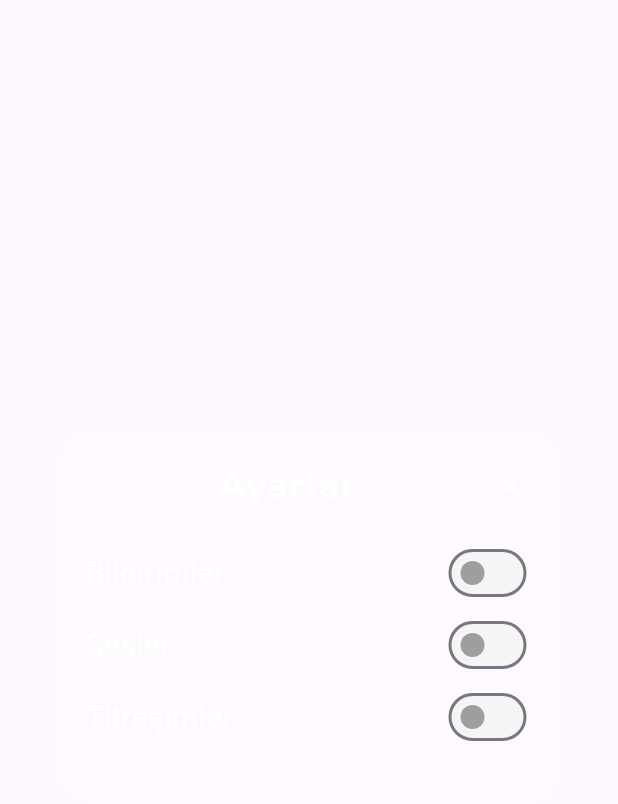
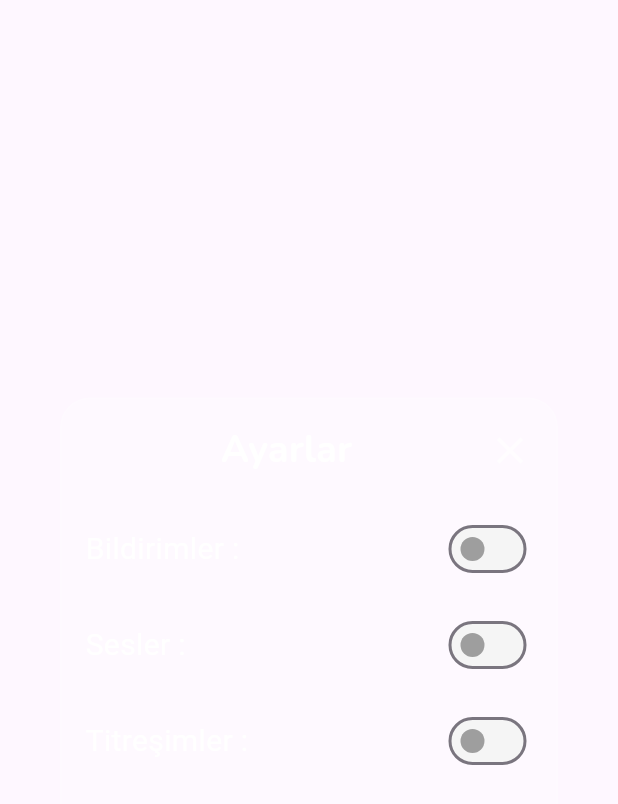
Before and after one commit to bbetulgulec/Connect-Four, a Flutter app: the DialogWidget widget shown alone on an empty page, opened directly, on a phone screen of 412 x 824 dp. Shown: the top 804 px of the screen. Run offline on Flutter 3.47's test engine with Material 3 defaults, Android fonts, the phone set to English and light mode, and no system bars; our stand-ins replace audioplayers, confetti, equatable, flutter_local_notifications, hive, hive_flutter and 2 more; missing offline and left inert: app_settings, flame; accounts and stored records are empty; project files that could hold a hidden picture were left out.

Commit message:
fix: added hive service

```diff
--- /dev/null
+++ b/lib/app/data/service/hive_service.dart
@@ -0,0 +1,57 @@
+import 'package:hive_flutter/hive_flutter.dart';
+
+class HiveService {
+  static const String _boxName = 'game_data';
+
+  static Future<void> init() async {
+    await Hive.initFlutter();
+    // Kutuyu açmayı unutma!
+    await Hive.openBox(_boxName);
+  }
+
+  // Aktif Oyunu Kaydet
+  static Future<void> saveActiveGame(Map<String, dynamic> data) async {
+    var box = Hive.box(_boxName);
+    await box.put('current_game', data);
+  }
+
+  // Genel Veri Kaydet
+  static Future<void> saveData(String key, dynamic data) async {
+    var box = Hive.box(_boxName);
+    await box.put(key, data);
+  }
+
+  // Veri Oku
+  static Map<String, dynamic>? getData(String key) {
+    var box = Hive.box(_boxName);
+    final data = box.get(key);
+    if (data != null) {
+      return Map<String, dynamic>.from(data);
+    }
+    return null;
+  }
+
+  // Sil
+  static Future<void> deleteData(String key) async {
+    var box = Hive.box(_boxName);
+    await box.delete(key);
+  }
+
+  static Map<String, dynamic> getProgress() {
+    final data = getData('game_progress');
+    if (data != null) return data;
+
+    // Eğer henüz kayıt yoksa varsayılan değerler
+    return {'highScore': 0, 'lastScore': 0, 'coins': 0};
+  }
+
+  // Progress kaydetmek için yardımcı metod
+  static Future<void> saveProgress(Map<String, dynamic> data) async {
+    await saveData('game_progress', data);
+  }
+
+  // Aktif oyunu silmek için (Önceki kodunda deleteData vardı, isim uyumu için ekleyebilirsin)
+  static Future<void> deleteActiveGame() async {
+    await deleteData('current_game');
+  }
+}
--- a/lib/app/presentations/login/widget/dialog_widget.dart
+++ b/lib/app/presentations/login/widget/dialog_widget.dart
@@ -1,10 +1,9 @@
 import 'dart:ui';
-
 import 'package:app_settings/app_settings.dart';
+import 'package:connect_four/app/data/service/hive_service.dart';
 import 'package:connect_four/app/presentations/login/widget/switch_widget.dart';
 import 'package:connect_four/main.dart';
 import 'package:flutter/material.dart';
-import 'package:hive/hive.dart';
 import 'package:vibration/vibration.dart';
 
 class DialogWidget extends StatefulWidget {
@@ -15,42 +14,25 @@ class DialogWidget extends StatefulWidget {
 }
 
 class _DialogWidgetState extends State<DialogWidget> {
-  bool isMuted = false; // switch durumu
-  late Box<bool> voiceBox; // box referansı
+  bool isMuted = false;
   bool isClosedVibration = false;
-  late Box<bool> vibrationBox;
   bool isNotificationEnabled = false;
-  late Box<bool> notification;
 
   @override
   void initState() {
     super.initState();
+    _loadSettings();
+  }
 
-    // Hive box aç
-    Hive.openBox<bool>('voice').then((box) {
-      voiceBox = box;
-
-      // Hive'dan switch durumunu al
-      setState(() {
-        isMuted = voiceBox.get('enabled', defaultValue: false) ?? false;
-      });
-
-      Hive.openBox<bool>('vibration').then((vibBox) {
-        vibrationBox = vibBox;
+  void _loadSettings() {
+    final voiceData = HiveService.getData('voice');
+    final vibrationData = HiveService.getData('vibration');
+    final notificationData = HiveService.getData('notifications');
 
     setState(() {
-          isClosedVibration =
-              vibrationBox.get('enabled', defaultValue: false) ?? false;
-        });
-      });
-      Hive.openBox<bool>('notifications').then((notifBox) {
-        notification = notifBox;
-
-        setState(() {
-          isNotificationEnabled =
-              notification.get('enabled', defaultValue: false) ?? false;
-        });
-      });
+      isMuted = voiceData?['enabled'] ?? false;
+      isClosedVibration = vibrationData?['enabled'] ?? false;
+      isNotificationEnabled = notificationData?['enabled'] ?? false;
     });
   }
 
@@ -72,128 +54,62 @@ class _DialogWidgetState extends State<DialogWidget> {
             child: Column(
               mainAxisSize: MainAxisSize.min,
               children: [
-                // Başlık ve kapatma butonu
-                Row(
-                  children: [
-                    Expanded(
-                      child: Center(
-                        child: Text(
-                          "Ayarlar",
-                          style: TextStyle(
-                            fontFamily: "Nunito",
-                            fontSize: 25,
-                            letterSpacing: 1,
-                            color: Colors.white,
-                          ),
-                        ),
-                      ),
-                    ),
-                    InkWell(
-                      onTap: () => Navigator.of(context).pop(),
-                      child: Icon(Icons.close, color: Colors.white60, size: 30),
-                    ),
-                  ],
-                ),
+                _buildHeader(context),
                 const SizedBox(height: 16),
 
-                // Bildirim Switch
-                Row(
-                  mainAxisAlignment: MainAxisAlignment.start,
-                  children: [
-                    Text(
-                      "Bildirimler :",
-                      style: TextStyle(fontSize: 20, color: Colors.white),
-                    ),
-                    Spacer(),
-                    SwitchWidget(
+                // BİLDİRİM SWITCH
+                _buildSettingRow(
+                  title: "Bildirimler :",
                   value: isNotificationEnabled,
-                      onChanged: (bool value) {
-                        setState(() {
-                          isNotificationEnabled = value;
-                          notification.put('enabled', value); // Hive’e kaydet
+                  onChanged: (bool value) async {
+                    setState(() => isNotificationEnabled = value);
+                    await HiveService.saveData('notifications', {
+                      'enabled': value,
                     });
+
                     if (value) {
-                          showDialog(
-                            context: context,
-                            builder: (_) => AlertDialog(
-                              title: Text("Bildirimler Kapalı"),
-                              content: Text(
-                                "Bildirimleri açmak için Ayarlar > Bildirimler bölümüne gitmelisin.",
-                              ),
-                              actions: [
-                                TextButton(
-                                  onPressed: () {
-                                    AppSettings.openAppSettings(
-                                      type: AppSettingsType.notification,
-                                    );
-                                  },
-                                  child: Text("Ayarları Aç"),
-                                ),
-                              ],
-                            ),
-                          );
+                      _showNotificationAlert(context);
                     } else {
                       flutterLocalNotificationsPlugin.cancelAll();
                     }
                   },
                 ),
-                  ],
-                ),
 
                 // SES SWITCH
-                Row(
-                  mainAxisAlignment: MainAxisAlignment.start,
-                  children: [
-                    Text(
-                      "Sesler :",
-                      style: TextStyle(fontSize: 20, color: Colors.white),
-                    ),
-                    Spacer(),
-                    SwitchWidget(
+                _buildSettingRow(
+                  title: "Sesler :",
                   value: isMuted,
                   onChanged: (bool value) async {
-                        setState(() {
-                          isMuted = value;
-                          voiceBox.put('enabled', value); // Hive’e kaydet
-                        });
+                    setState(() => isMuted = value);
+                    await HiveService.saveData('voice', {'enabled': value});
 
                     if (value) {
                       await mainPlayer.setVolume(0.0);
-                          await mainPlayer.pause(); // opsiyonel: durdurmak için
+                      await mainPlayer.pause();
                     } else {
                       await mainPlayer.setVolume(1.0);
-                          await mainPlayer.resume(); // direkt çağır
+                      await mainPlayer.resume();
                     }
                   },
                 ),
-                  ],
-                ),
 
-                Row(
-                  mainAxisAlignment: MainAxisAlignment.start,
-                  children: [
-                    Text(
-                      "Titreşimler :",
-                      style: TextStyle(fontSize: 20, color: Colors.white),
-                    ),
-                    Spacer(),
-                    SwitchWidget(
+                // TİTREŞİM SWITCH
+                _buildSettingRow(
+                  title: "Titreşimler :",
                   value: isClosedVibration,
-                      onChanged: (bool value) {
-                        setState(() {
-                          isClosedVibration = value;
-                          vibrationBox.put('enabled', value);
-                        });
+                  onChanged: (bool value) async {
+                    setState(() => isClosedVibration = value);
+                    await HiveService.saveData('vibration', {'enabled': value});
+
                     if (value) {
                       Vibration.cancel();
                     } else {
+                      if (await Vibration.hasVibrator()) {
                         Vibration.vibrate(duration: 50);
+                      }
                     }
                   },
                 ),
-                  ],
-                ),
-
                 const SizedBox(height: 16),
               ],
             ),
@@ -202,4 +118,71 @@ class _DialogWidgetState extends State<DialogWidget> {
       ),
     );
   }
+
+  // Yardımcı UI Metodları (Kodu temiz tutmak için)
+  Widget _buildHeader(BuildContext context) {
+    return Row(
+      children: [
+        const Expanded(
+          child: Center(
+            child: Text(
+              "Ayarlar",
+              style: TextStyle(
+                fontFamily: "Nunito",
+                fontSize: 25,
+                color: Colors.white,
+              ),
+            ),
+          ),
+        ),
+        InkWell(
+          onTap: () => Navigator.of(context).pop(),
+          child: const Icon(Icons.close, color: Colors.white60, size: 30),
+        ),
+      ],
+    );
   }
+
+  Widget _buildSettingRow({
+    required String title,
+    required bool value,
+    required ValueChanged<bool> onChanged,
+  }) {
+    return Padding(
+      padding: const EdgeInsets.symmetric(vertical: 8.0),
+      child: Row(
+        children: [
+          Text(
+            title,
+            style: const TextStyle(fontSize: 20, color: Colors.white),
+          ),
+          const Spacer(),
+          SwitchWidget(value: value, onChanged: onChanged),
+        ],
+      ),
+    );
+  }
+
+  void _showNotificationAlert(BuildContext context) {
+    showDialog(
+      context: context,
+      builder: (_) => AlertDialog(
+        title: const Text("Bildirimler"),
+        content: const Text(
+          "Bildirim ayarlarını değiştirmek için sistem ayarlarına gitmek ister misiniz?",
+        ),
+        actions: [
+          TextButton(
+            onPressed: () =>
+                AppSettings.openAppSettings(type: AppSettingsType.notification),
+            child: const Text("Ayarları Aç"),
+          ),
+          TextButton(
+            onPressed: () => Navigator.pop(context),
+            child: const Text("Kapat"),
+          ),
+        ],
+      ),
+    );
+  }
+}
--- a/pubspec.yaml
+++ b/pubspec.yaml
@@ -31,6 +31,8 @@ dependencies:
   vibration: ^3.1.5
   flutter_local_notifications: ^20.0.0
   app_settings: ^7.0.0
+  provider: ^6.1.5+1
+  equatable: ^2.0.8
 
 
 dev_dependencies:
```
Also changed, not shown: lib/app/data/hive/game_progress.dart (deleted, +0 -29 lines), lib/app/data/hive/game_storage.dart (deleted, +0 -52 lines), lib/app/data/models/active_game.dart (added, +46 -0 lines), lib/app/data/models/game_progress.dart (added, +46 -0 lines), lib/app/presentations/login/provider/login_provider.dart (added, +12 -0 lines), lib/app/presentations/login/view/login_view.dart (+16 -14 lines), lib/app/presentations/login/widget/material_button_widget.dart (+4 -4 lines), lib/app/presentations/main/view/main_screen.dart (+26 -5 lines), lib/app/presentations/main/widget/connect_four.dart (+74 -9 lines), lib/app/presentations/onboarding/view/onboarding_view.dart (+5 -4 lines), lib/main.dart (+6 -19 lines), lib/app/data/hive/game_progress.g.dart (deleted), pubspec.lock. Lines whose indentation alone changed are shown as unchanged.
